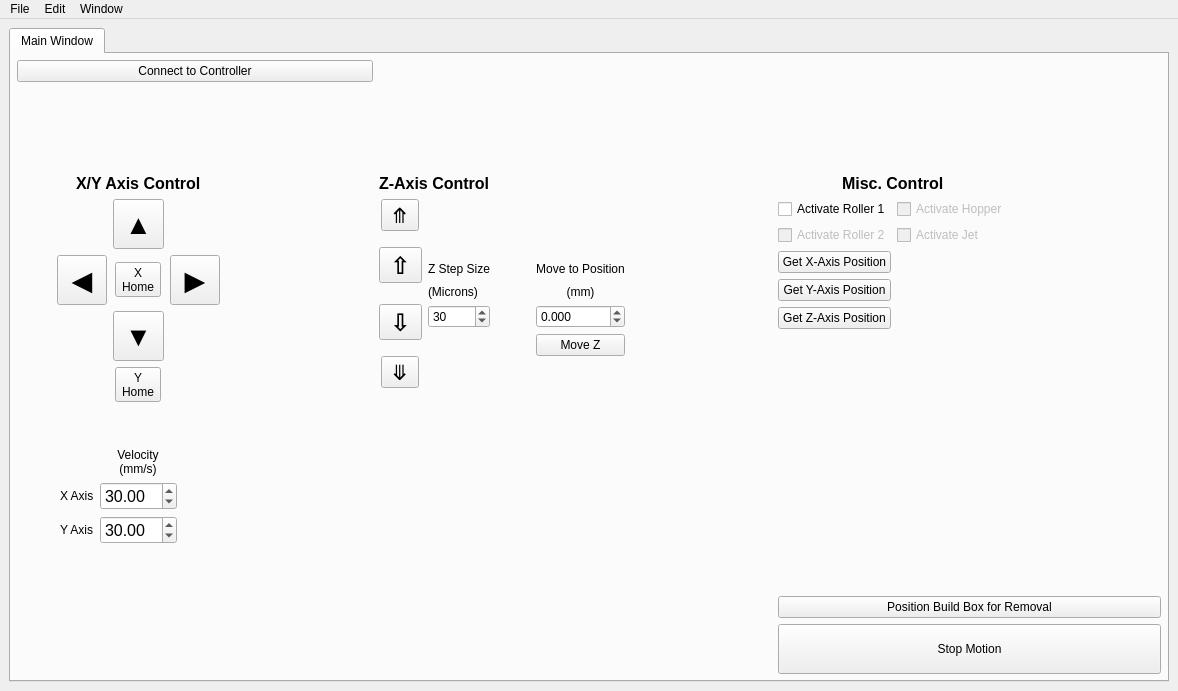
Old version of the form src/ui/mainwindow.ui in the repository BYUCreateResearchLab/CREATE_LAB_Binder_Jet_Printer.
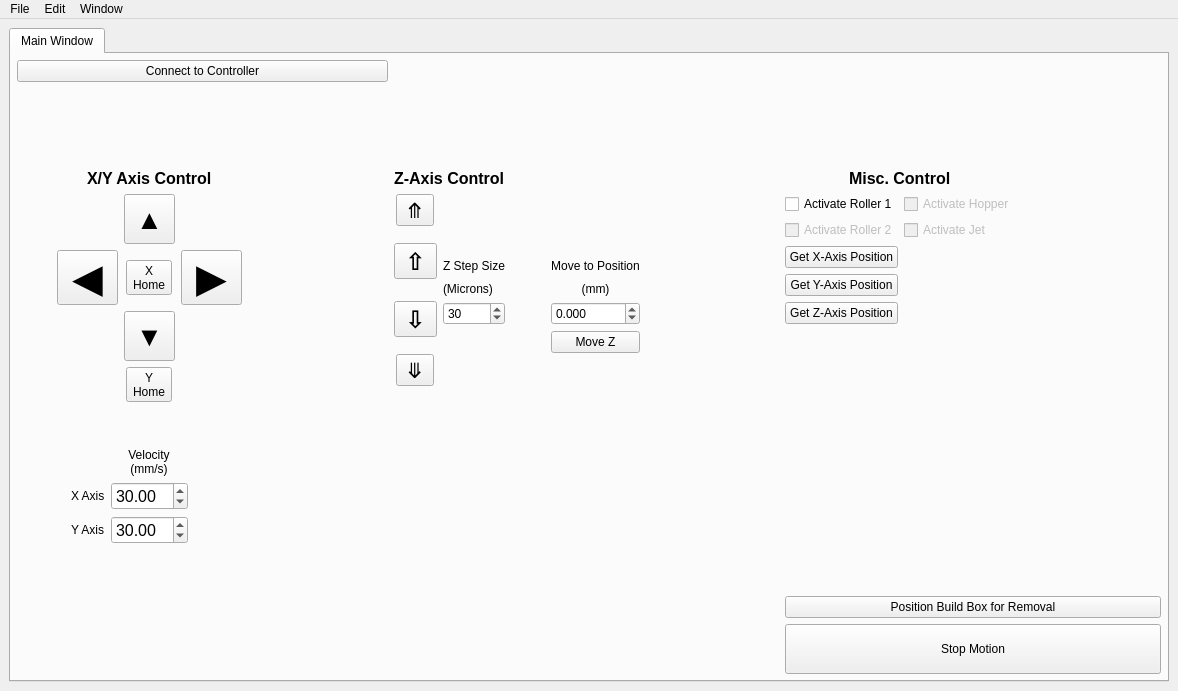
New version of the form.

Patch:
```diff
--- a/src/ui/mainwindow.ui
+++ b/src/ui/mainwindow.ui
@@ -608,7 +608,7 @@
             </property>
             <property name="font">
              <font>
-              <pointsize>20</pointsize>
+              <pointsize>30</pointsize>
               <italic>false</italic>
               <bold>true</bold>
               <kerning>true</kerning>
@@ -670,7 +670,7 @@
             </property>
             <property name="font">
              <font>
-              <pointsize>20</pointsize>
+              <pointsize>30</pointsize>
               <bold>true</bold>
              </font>
             </property>
```
